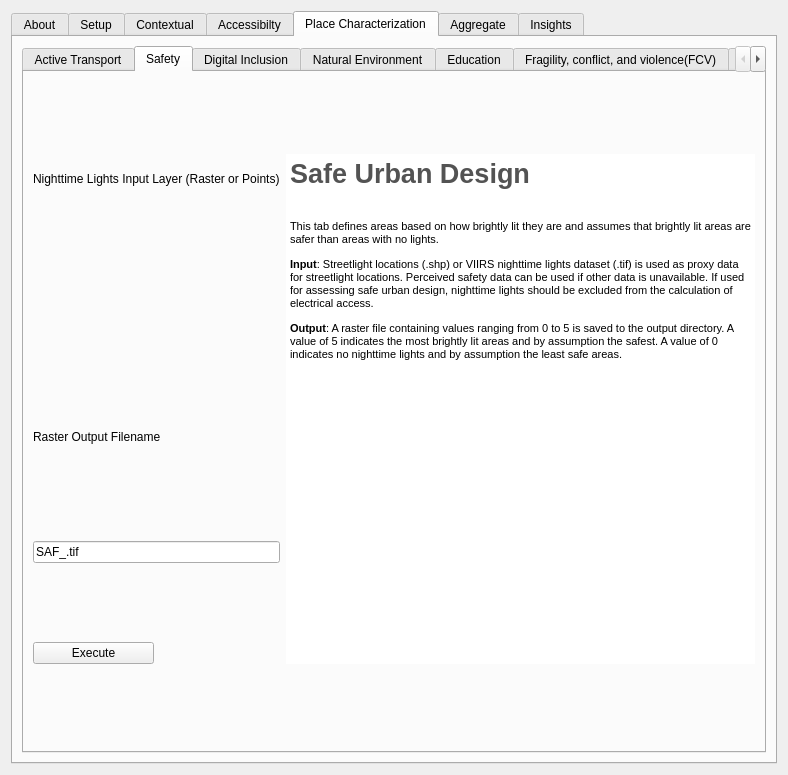
First picture: the form in gender_indicator_tool/gender_indicator_tool_dialog_base.ui, repository worldbank/GEEST, before the edit.
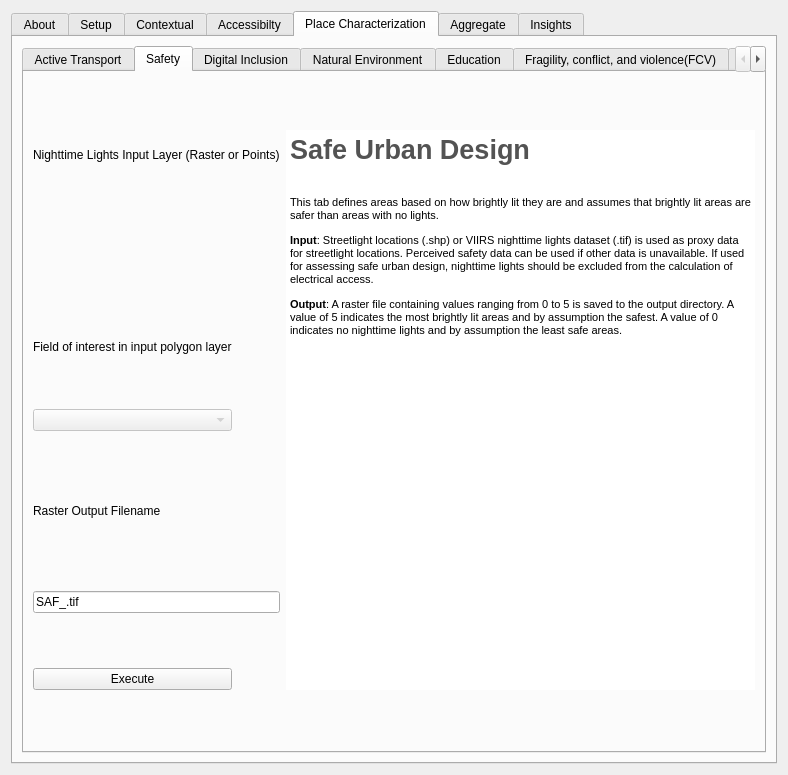
Second picture: the form after the edit. The open tabs and pages were chosen to show the change. Custom widgets are drawn as their Qt base class.

Commit message: Adds handling of polygon layer in PC SAF

The edit to the form file:
```diff
--- a/gender_indicator_tool/gender_indicator_tool_dialog_base.ui
+++ b/gender_indicator_tool/gender_indicator_tool_dialog_base.ui
@@ -2100,44 +2100,7 @@
              </property>
             </widget>
            </item>
-           <item row="0" column="2" rowspan="5">
-            <widget class="QTextEdit" name="textEdit_21">
-             <property name="enabled">
-              <bool>true</bool>
-             </property>
-             <property name="frameShape">
-              <enum>QFrame::NoFrame</enum>
-             </property>
-             <property name="readOnly">
-              <bool>true</bool>
-             </property>
-             <property name="html">
-              <string>&lt;!DOCTYPE HTML PUBLIC &quot;-//W3C//DTD HTML 4.0//EN&quot; &quot;http://www.w3.org/TR/REC-html40/strict.dtd&quot;&gt;
-&lt;html&gt;&lt;head&gt;&lt;meta name=&quot;qrichtext&quot; content=&quot;1&quot; /&gt;&lt;style type=&quot;text/css&quot;&gt;
-p, li { white-space: pre-wrap; }
-&lt;/style&gt;&lt;/head&gt;&lt;body style=&quot; font-family:'Noto Sans'; font-size:10pt; font-weight:400; font-style:normal;&quot;&gt;
-&lt;p style=&quot; margin-top:0px; margin-bottom:0px; margin-left:0px; margin-right:0px; -qt-block-indent:0; text-indent:0px;&quot;&gt;&lt;span style=&quot; font-family:'MS Shell Dlg 2'; font-size:20pt; font-weight:600; color:#535353;&quot;&gt;Safe Urban Design&lt;/span&gt;&lt;/p&gt;
-&lt;p align=&quot;justify&quot; style=&quot;-qt-paragraph-type:empty; margin-top:0px; margin-bottom:0px; margin-left:0px; margin-right:0px; -qt-block-indent:0; text-indent:0px; font-family:'MS Shell Dlg 2'; font-size:20pt; font-weight:600; color:#535353;&quot;&gt;&lt;br /&gt;&lt;/p&gt;
-&lt;p align=&quot;justify&quot; style=&quot; margin-top:0px; margin-bottom:0px; margin-left:0px; margin-right:0px; -qt-block-indent:0; text-indent:0px;&quot;&gt;&lt;span style=&quot; font-family:'MS Shell Dlg 2'; font-size:8pt;&quot;&gt;This tab defines areas based on how brightly lit they are and assumes that brightly lit areas are safer than areas with no lights.&lt;/span&gt;&lt;span style=&quot; font-family:'MS Shell Dlg 2'; font-size:7.8pt;&quot;&gt; &lt;/span&gt;&lt;/p&gt;
-&lt;p style=&quot; margin-top:12px; margin-bottom:12px; margin-left:0px; margin-right:0px; -qt-block-indent:0; text-indent:0px;&quot;&gt;&lt;span style=&quot; font-family:'MS Shell Dlg 2'; font-size:8pt; font-weight:600;&quot;&gt;Input&lt;/span&gt;&lt;span style=&quot; font-family:'MS Shell Dlg 2'; font-size:8pt;&quot;&gt;: Streetlight locations (.shp) or VIIRS nighttime lights dataset (.tif) is used as proxy data for streetlight locations. Perceived safety data can be used if other data is unavailable. If used for assessing safe urban design, nighttime lights should be excluded from the calculation of electrical access.&lt;/span&gt;&lt;span style=&quot; font-family:'MS Shell Dlg 2'; font-size:7.8pt;&quot;&gt; &lt;/span&gt;&lt;/p&gt;
-&lt;p style=&quot; margin-top:12px; margin-bottom:12px; margin-left:0px; margin-right:0px; -qt-block-indent:0; text-indent:0px;&quot;&gt;&lt;span style=&quot; font-family:'MS Shell Dlg 2'; font-size:8pt; font-weight:600;&quot;&gt;Output&lt;/span&gt;&lt;span style=&quot; font-family:'MS Shell Dlg 2'; font-size:8pt;&quot;&gt;: A raster file containing values ranging from 0 to 5 is saved to the output directory. A value of 5 indicates the most brightly lit areas and by assumption the safest. A value of 0 indicates no nighttime lights and by assumption the least safe areas.  &lt;/span&gt;&lt;span style=&quot; font-family:'MS Shell Dlg 2'; font-size:7.8pt;&quot;&gt; &lt;/span&gt;&lt;/p&gt;&lt;/body&gt;&lt;/html&gt;</string>
-             </property>
-            </widget>
-           </item>
-           <item row="1" column="0" colspan="2">
-            <widget class="QgsFileWidget" name="SAF_Input_Field" native="true">
-             <property name="maximumSize">
-              <size>
-               <width>16777215</width>
-               <height>50</height>
-              </size>
-             </property>
-             <property name="toolTip">
-              <string>&lt;html&gt;&lt;head/&gt;&lt;body&gt;&lt;p&gt;&lt;span style=&quot; font-weight:600;&quot;&gt;Education Facility Point Layer&lt;/span&gt;&lt;/p&gt;&lt;/body&gt;&lt;/html&gt;</string>
-             </property>
-            </widget>
-           </item>
-           <item row="2" column="0" colspan="2">
+           <item row="4" column="0" colspan="2">
             <widget class="QLabel" name="label_111">
              <property name="maximumSize">
               <size>
@@ -2150,7 +2113,64 @@
              </property>
             </widget>
            </item>
-           <item row="3" column="0" colspan="2">
+           <item row="6" column="1">
+            <widget class="QLabel" name="SAF_status">
+             <property name="text">
+              <string/>
+             </property>
+            </widget>
+           </item>
+           <item row="2" column="0">
+            <widget class="QLabel" name="label_foi_pgon">
+             <property name="sizePolicy">
+              <sizepolicy hsizetype="Fixed" vsizetype="Fixed">
+               <horstretch>0</horstretch>
+               <verstretch>0</verstretch>
+              </sizepolicy>
+             </property>
+             <property name="text">
+              <string>Field of interest in input polygon layer</string>
+             </property>
+            </widget>
+           </item>
+           <item row="0" column="2" rowspan="7">
+            <widget class="QTextEdit" name="textEdit_21">
+             <property name="enabled">
+              <bool>true</bool>
+             </property>
+             <property name="frameShape">
+              <enum>QFrame::NoFrame</enum>
+             </property>
+             <property name="readOnly">
+              <bool>true</bool>
+             </property>
+             <property name="html">
+              <string>&lt;!DOCTYPE HTML PUBLIC &quot;-//W3C//DTD HTML 4.0//EN&quot; &quot;http://www.w3.org/TR/REC-html40/strict.dtd&quot;&gt;
+&lt;html&gt;&lt;head&gt;&lt;meta name=&quot;qrichtext&quot; content=&quot;1&quot; /&gt;&lt;style type=&quot;text/css&quot;&gt;
+p, li { white-space: pre-wrap; }
+&lt;/style&gt;&lt;/head&gt;&lt;body style=&quot; font-family:'MS Shell Dlg 2'; font-size:8.25pt; font-weight:400; font-style:normal;&quot;&gt;
+&lt;p style=&quot; margin-top:0px; margin-bottom:0px; margin-left:0px; margin-right:0px; -qt-block-indent:0; text-indent:0px;&quot;&gt;&lt;span style=&quot; font-size:20pt; font-weight:600; color:#535353;&quot;&gt;Safe Urban Design&lt;/span&gt;&lt;/p&gt;
+&lt;p align=&quot;justify&quot; style=&quot;-qt-paragraph-type:empty; margin-top:0px; margin-bottom:0px; margin-left:0px; margin-right:0px; -qt-block-indent:0; text-indent:0px; font-size:20pt; font-weight:600; color:#535353;&quot;&gt;&lt;br /&gt;&lt;/p&gt;
+&lt;p align=&quot;justify&quot; style=&quot; margin-top:0px; margin-bottom:0px; margin-left:0px; margin-right:0px; -qt-block-indent:0; text-indent:0px;&quot;&gt;&lt;span style=&quot; font-size:8pt;&quot;&gt;This tab defines areas based on how brightly lit they are and assumes that brightly lit areas are safer than areas with no lights.&lt;/span&gt;&lt;span style=&quot; font-size:7.8pt;&quot;&gt; &lt;/span&gt;&lt;/p&gt;
+&lt;p style=&quot; margin-top:12px; margin-bottom:12px; margin-left:0px; margin-right:0px; -qt-block-indent:0; text-indent:0px;&quot;&gt;&lt;span style=&quot; font-size:8pt; font-weight:600;&quot;&gt;Input&lt;/span&gt;&lt;span style=&quot; font-size:8pt;&quot;&gt;: Streetlight locations (.shp) or VIIRS nighttime lights dataset (.tif) is used as proxy data for streetlight locations. Perceived safety data can be used if other data is unavailable. If used for assessing safe urban design, nighttime lights should be excluded from the calculation of electrical access.&lt;/span&gt;&lt;span style=&quot; font-size:7.8pt;&quot;&gt; &lt;/span&gt;&lt;/p&gt;
+&lt;p style=&quot; margin-top:12px; margin-bottom:12px; margin-left:0px; margin-right:0px; -qt-block-indent:0; text-indent:0px;&quot;&gt;&lt;span style=&quot; font-size:8pt; font-weight:600;&quot;&gt;Output&lt;/span&gt;&lt;span style=&quot; font-size:8pt;&quot;&gt;: A raster file containing values ranging from 0 to 5 is saved to the output directory. A value of 5 indicates the most brightly lit areas and by assumption the safest. A value of 0 indicates no nighttime lights and by assumption the least safe areas.  &lt;/span&gt;&lt;span style=&quot; font-size:7.8pt;&quot;&gt; &lt;/span&gt;&lt;/p&gt;&lt;/body&gt;&lt;/html&gt;</string>
+             </property>
+            </widget>
+           </item>
+           <item row="1" column="0" colspan="2">
+            <widget class="QgsFileWidget" name="SAF_Input_Field">
+             <property name="maximumSize">
+              <size>
+               <width>16777215</width>
+               <height>50</height>
+              </size>
+             </property>
+             <property name="toolTip">
+              <string>&lt;html&gt;&lt;head/&gt;&lt;body&gt;&lt;p&gt;&lt;span style=&quot; font-weight:600;&quot;&gt;Education Facility Point Layer&lt;/span&gt;&lt;/p&gt;&lt;/body&gt;&lt;/html&gt;</string>
+             </property>
+            </widget>
+           </item>
+           <item row="5" column="0" colspan="2">
             <widget class="QgsFilterLineEdit" name="SAF_Output_Field">
              <property name="toolTip">
               <string>&lt;html&gt;&lt;head/&gt;&lt;body&gt;&lt;p&gt;&lt;span style=&quot; font-weight:600;&quot;&gt;Standardized Raster Output&lt;/span&gt;&lt;/p&gt;&lt;/body&gt;&lt;/html&gt;</string>
@@ -2163,7 +2183,7 @@
              </property>
             </widget>
            </item>
-           <item row="4" column="0">
+           <item row="6" column="0">
             <widget class="QPushButton" name="SAF_Execute_PB">
              <property name="toolTip">
               <string>&lt;html&gt;&lt;head/&gt;&lt;body&gt;&lt;p&gt;&lt;span style=&quot; font-weight:600;&quot;&gt;Geoprocessiong Execution&lt;/span&gt;&lt;/p&gt;&lt;/body&gt;&lt;/html&gt;</string>
@@ -2173,10 +2193,10 @@
              </property>
             </widget>
            </item>
-           <item row="4" column="1">
-            <widget class="QLabel" name="SAF_status">
-             <property name="text">
-              <string/>
+           <item row="3" column="0">
+            <widget class="QComboBox" name="SAF_rasField_CB">
+             <property name="enabled">
+              <bool>false</bool>
              </property>
             </widget>
            </item>
```
Left out of the diff: 560 changed lines with no effect on the pictures. The commit also changes 1 other file.
